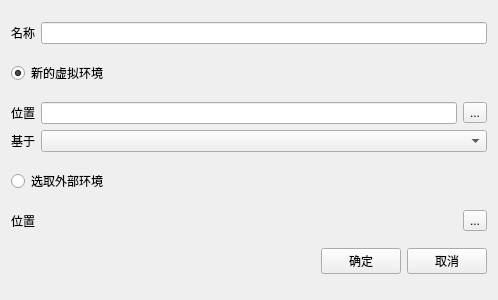
Qt form app/ui/new_env.ui (ctpbee/bee_box) before a commit.
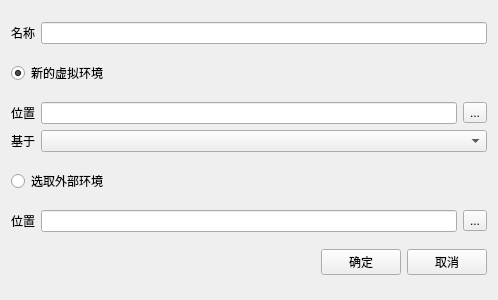
The same form after that commit.

Diff of the .ui file:
```diff
--- a/app/ui/new_env.ui
+++ b/app/ui/new_env.ui
@@ -91,7 +91,7 @@
     </widget>
    </item>
    <item>
-    <layout class="QHBoxLayout" name="horizontalLayout_4" stretch="0,9,0">
+    <layout class="QHBoxLayout" name="horizontalLayout_4" stretch="0,0,0">
      <item>
       <widget class="QLabel" name="label_4">
        <property name="text">
@@ -100,11 +100,7 @@
       </widget>
      </item>
      <item>
-      <widget class="QLabel" name="exis_path">
-       <property name="text">
-        <string/>
-       </property>
-      </widget>
+      <widget class="QLineEdit" name="exis_path"/>
      </item>
      <item>
       <widget class="QToolButton" name="exit_path_btn">
```
Left out of the diff: 4 changed lines with no effect on the pictures.
